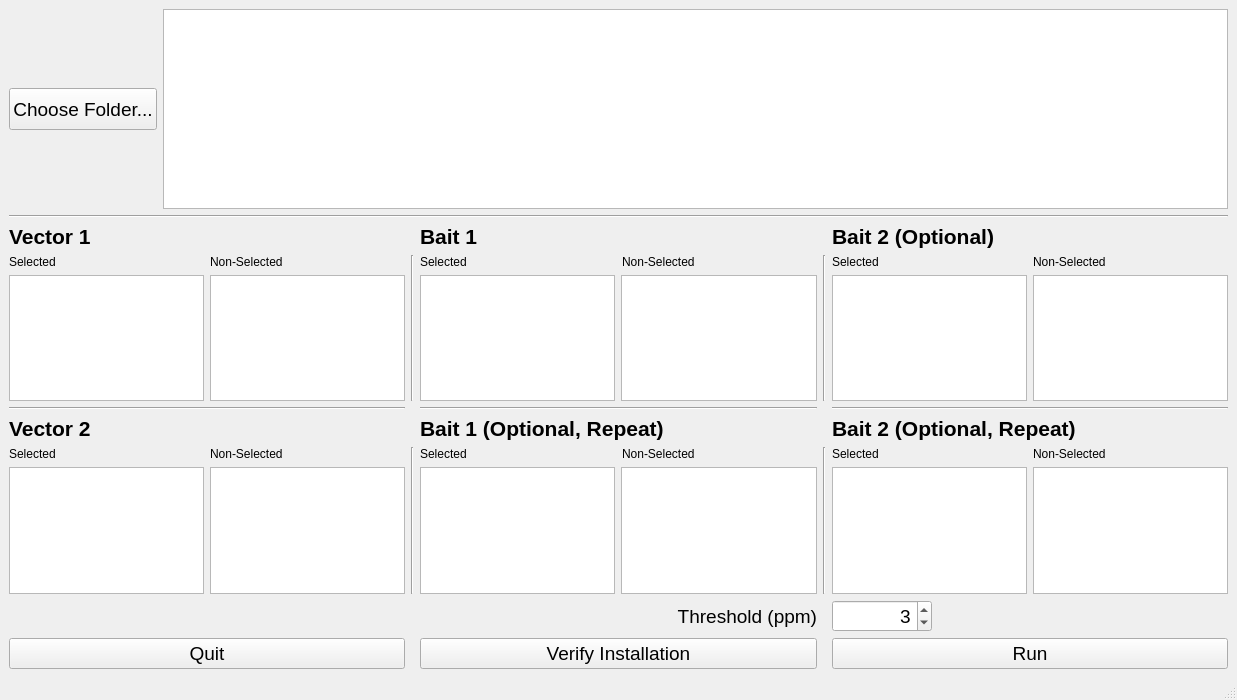
The window that ui/Stat_Maker.ui (emptyewer/DEEPN) describes before a commit, drawn with Qt 5.
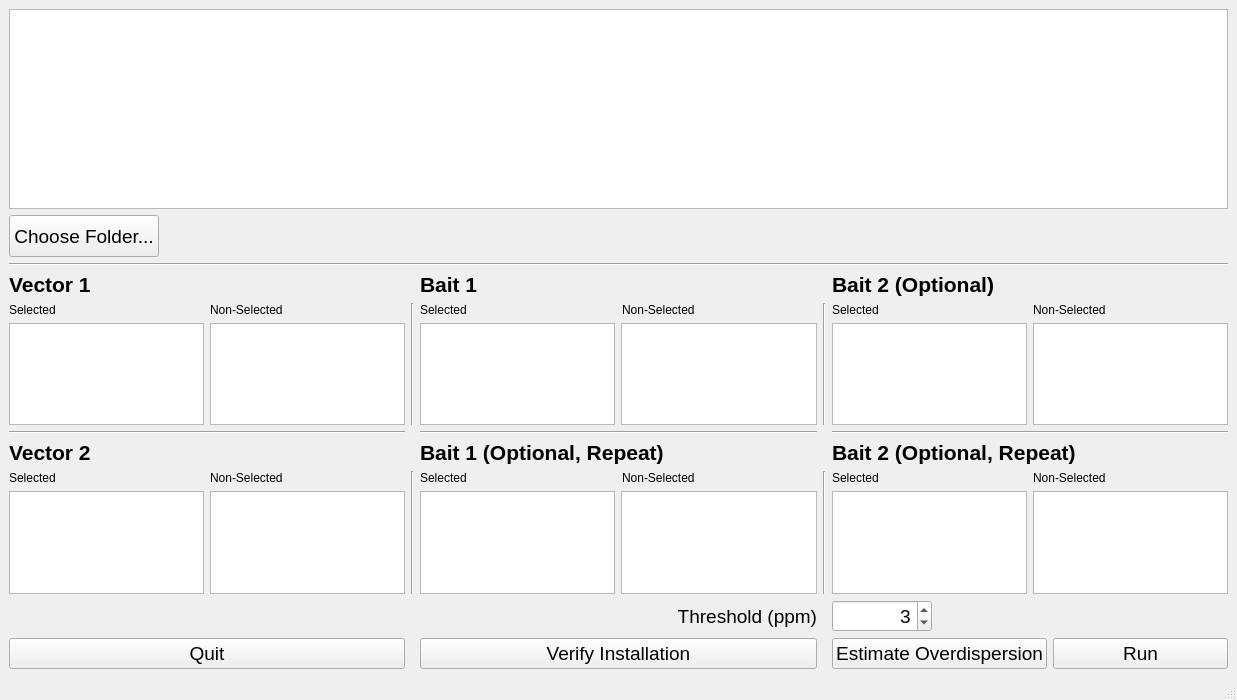
The same window after the commit. Custom widgets are drawn as their Qt base class.

Commit message: stat_maker overdispersion graph

Patch:
```diff
--- a/ui/Stat_Maker.ui
+++ b/ui/Stat_Maker.ui
@@ -28,35 +28,9 @@
   <widget class="QWidget" name="centralwidget">
    <layout class="QVBoxLayout" name="verticalLayout_8">
     <item>
-     <layout class="QVBoxLayout" name="verticalLayout">
+     <layout class="QHBoxLayout" name="top_layout">
       <item>
-       <layout class="QHBoxLayout" name="horizontalLayout_3">
-        <item>
-         <widget class="QPushButton" name="folder_choice_btn">
-          <property name="minimumSize">
-           <size>
-            <width>0</width>
-            <height>42</height>
-           </size>
-          </property>
-          <property name="maximumSize">
-           <size>
-            <width>150</width>
-            <height>16777215</height>
-           </size>
-          </property>
-          <property name="font">
-           <font>
-            <pointsize>14</pointsize>
-            <weight>50</weight>
-            <bold>false</bold>
-           </font>
-          </property>
-          <property name="text">
-           <string>Choose Folder...</string>
-          </property>
-         </widget>
-        </item>
+       <layout class="QVBoxLayout" name="verticalLayout">
         <item>
          <widget class="DragDropListView" name="file_list">
           <property name="minimumSize">
@@ -85,6 +59,32 @@
           </property>
          </widget>
         </item>
+        <item>
+         <widget class="QPushButton" name="folder_choice_btn">
+          <property name="minimumSize">
+           <size>
+            <width>0</width>
+            <height>42</height>
+           </size>
+          </property>
+          <property name="maximumSize">
+           <size>
+            <width>150</width>
+            <height>16777215</height>
+           </size>
+          </property>
+          <property name="font">
+           <font>
+            <pointsize>14</pointsize>
+            <weight>50</weight>
+            <bold>false</bold>
+           </font>
+          </property>
+          <property name="text">
+           <string>Choose Folder...</string>
+          </property>
+         </widget>
+        </item>
        </layout>
       </item>
      </layout>
@@ -114,21 +114,6 @@
           </property>
          </widget>
         </item>
-        <item row="10" column="4">
-         <widget class="QPushButton" name="run_btn">
-          <property name="enabled">
-           <bool>true</bool>
-          </property>
-          <property name="font">
-           <font>
-            <pointsize>14</pointsize>
-           </font>
-          </property>
-          <property name="text">
-           <string>Run</string>
-          </property>
-         </widget>
-        </item>
         <item row="3" column="0">
          <widget class="Line" name="line_2">
           <property name="orientation">
@@ -593,6 +578,37 @@
           </property>
          </widget>
         </item>
+        <item row="10" column="4">
+         <layout class="QHBoxLayout" name="horizontalLayout_15">
+          <item>
+           <widget class="QPushButton" name="overdisp_btn">
+            <property name="font">
+             <font>
+              <pointsize>14</pointsize>
+             </font>
+            </property>
+            <property name="text">
+             <string>Estimate Overdispersion</string>
+            </property>
+           </widget>
+          </item>
+          <item>
+           <widget class="QPushButton" name="run_btn">
+            <property name="enabled">
+             <bool>true</bool>
+            </property>
+            <property name="font">
+             <font>
+              <pointsize>14</pointsize>
+             </font>
+            </property>
+            <property name="text">
+             <string>Run</string>
+            </property>
+           </widget>
+          </item>
+         </layout>
+        </item>
        </layout>
       </item>
      </layout>
```
The commit also changes 5 other files.
